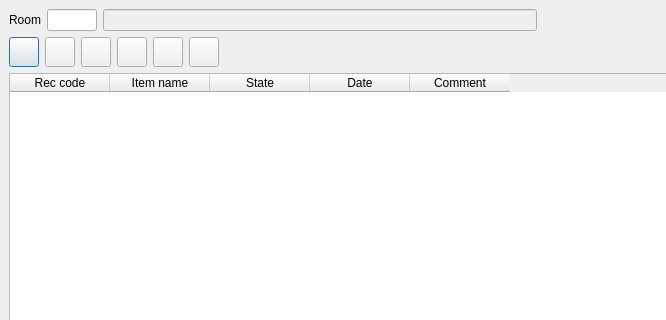
End1-1/Resort, file Resort/dlghouseitem.ui: the form before one commit; both pictures show x 0 to 666 and y 0 to 320 of the 980 by 600 pixel window.
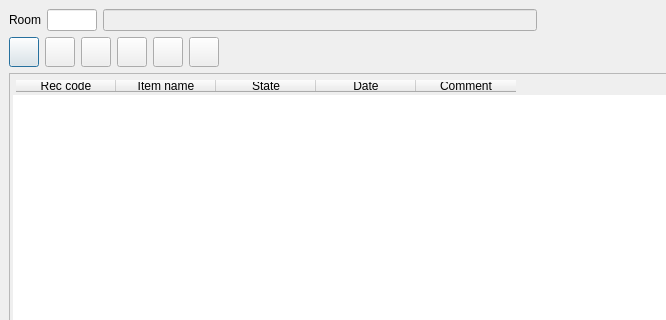
The form after the commit. Icons and pictures are not drawn. Custom widgets are drawn as their Qt base class.

```diff
--- a/Resort/dlghouseitem.ui
+++ b/Resort/dlghouseitem.ui
@@ -288,6 +288,12 @@
    </item>
    <item>
     <widget class="EQTableWidget" name="tblMain">
+     <property name="styleSheet">
+      <string notr="true">padding: 3px;</string>
+     </property>
+     <property name="editTriggers">
+      <set>QAbstractItemView::NoEditTriggers</set>
+     </property>
      <column>
       <property name="text">
        <string>Rec code</string>
```
Left out of the diff: 21 changed lines with no effect on the pictures.
